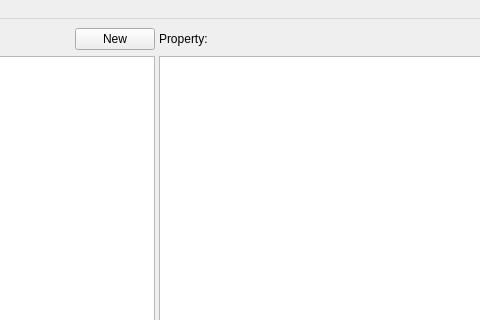
First picture: the form in src/bsdd_gui/module/main_window/qt/MainWindow.ui, repository c-mellueh/bSDD-Toolkit, before the edit; both pictures show x 853 to 1333 and y 0 to 320 of the 1514 by 776 pixel window.
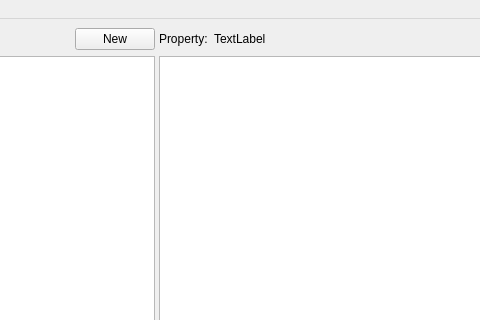
Second picture: the form after the edit. Icons and pictures are not drawn. Custom widgets are drawn as their Qt base class.

Commit message: add label handling

```diff
--- a/src/bsdd_gui/module/main_window/qt/MainWindow.ui
+++ b/src/bsdd_gui/module/main_window/qt/MainWindow.ui
@@ -251,6 +251,13 @@
             </property>
            </widget>
           </item>
+          <item>
+           <widget class="QLabel" name="label_property_name">
+            <property name="text">
+             <string>TextLabel</string>
+            </property>
+           </widget>
+          </item>
           <item>
            <spacer name="horizontalSpacer">
             <property name="orientation">
```
Left out of the diff: 2 changed lines with no effect on the pictures. The commit also changes 5 other files.
